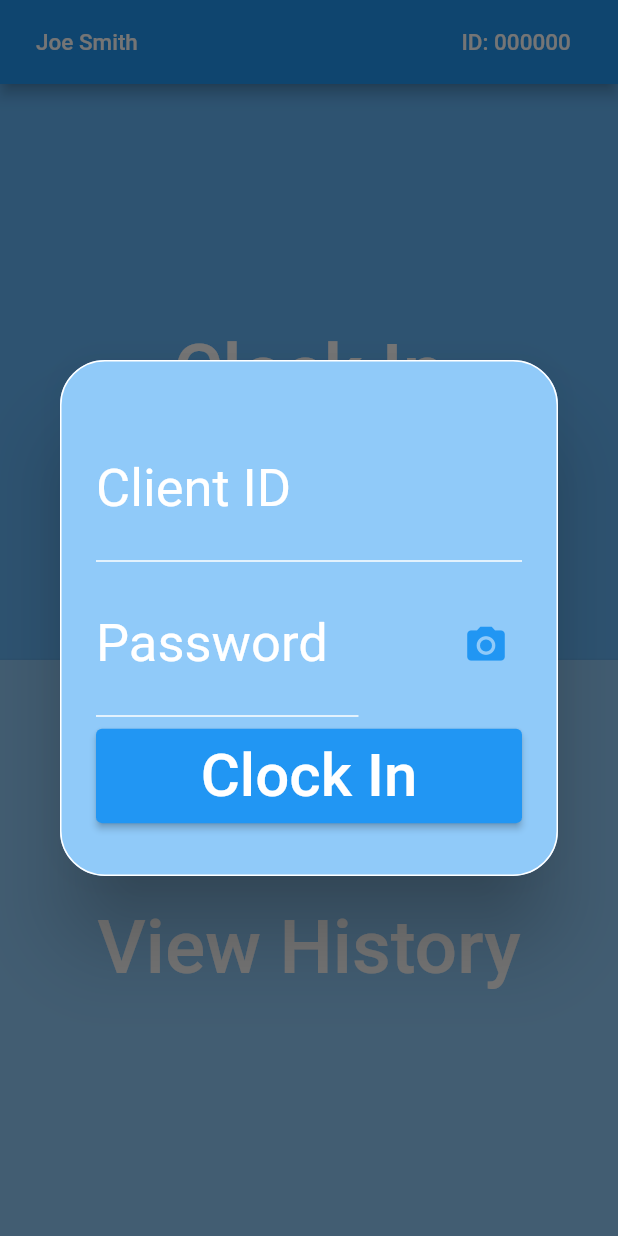
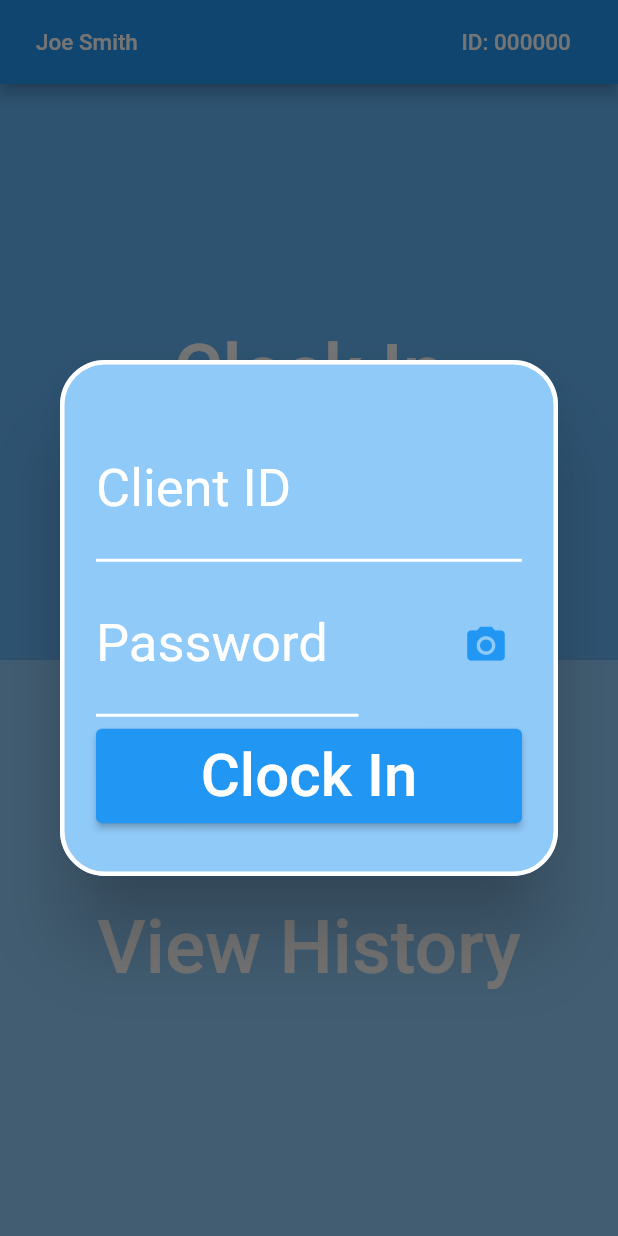
Before and after one commit to oatleals/ShepherdUI, a Flutter app: the screen it shows after launch, after a tap on "Clock In", on a phone screen of 412 x 824 dp. Run offline on Flutter 3.47's test engine with Material 2 defaults, Android fonts, the phone set to English and light mode, and no system bars; our stand-ins replace location, sqflite; accounts and stored records are empty.

Commit message:
increases border widths throughout forms

```diff
--- a/shepherd/lib/UI/ClockInForm.dart
+++ b/shepherd/lib/UI/ClockInForm.dart
@@ -41,6 +41,7 @@ class _ClockInFormState extends State<ClockInForm>
               enabledBorder: UnderlineInputBorder(
                 borderSide: BorderSide(
                   color: Colors.white,
+                  width: 2
                 ),
               ),
               labelText: 'Client ID'
@@ -66,6 +67,7 @@ class _ClockInFormState extends State<ClockInForm>
                     enabledBorder: UnderlineInputBorder(
                       borderSide: BorderSide(
                         color: Colors.white,
+                        width: 2
                       ),
                     ),
                     labelText: 'Password'
--- a/shepherd/lib/UI/HomePage.dart
+++ b/shepherd/lib/UI/HomePage.dart
@@ -85,7 +85,7 @@ class _HomePageState extends State<HomePage>
         return AlertDialog(
           shape: RoundedRectangleBorder(
             borderRadius: BorderRadius.circular(30),
-            side: BorderSide(color: Colors.white)
+            side: BorderSide(color: Colors.white, width: 3)
           ),
           backgroundColor: Colors.blue[200],
           content: Container(
@@ -105,7 +105,7 @@ class _HomePageState extends State<HomePage>
         return AlertDialog(
           shape: RoundedRectangleBorder(
             borderRadius: BorderRadius.circular(30),
-            side: BorderSide(color: Colors.white)
+            side: BorderSide(color: Colors.white, width: 3)
           ),
           backgroundColor: Colors.blue[200],
           content: Container(
--- a/shepherd/lib/main.dart
+++ b/shepherd/lib/main.dart
@@ -41,7 +41,7 @@ class MyApp extends StatelessWidget
       theme: ThemeData(
         primarySwatch: Colors.blue,
         accentColor: Colors.white,
-        hintColor: Colors.white
+        hintColor: Colors.white,
       ),
       home: HomePage(),
     );
```
Also changed, not shown: shepherd/lib/UI/ClockOutForm.dart (+5 -3 lines).
